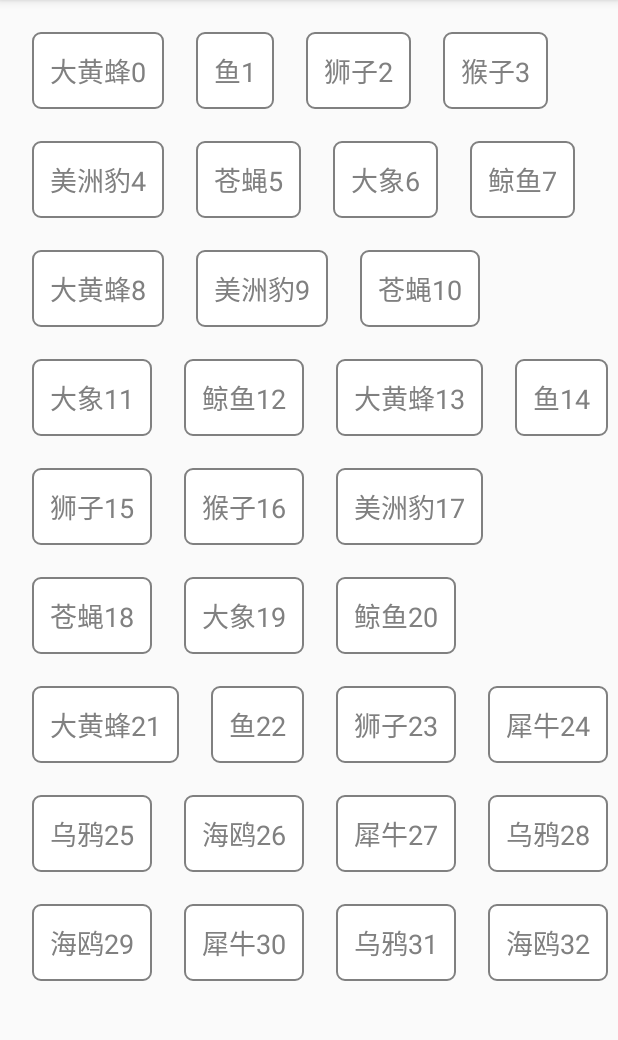
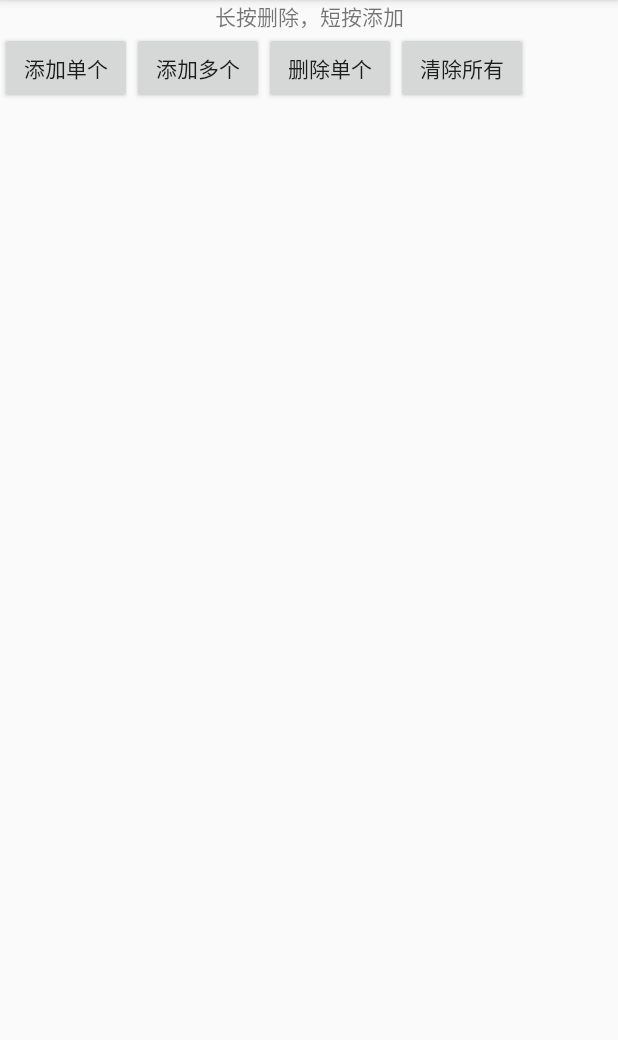
Before and after one commit to RedRackham-R/CompleteLayout, an Android app: the screen it shows after launch (MainActivity), on a phone screen of 412 x 824 dp, the part 84-1124 px from its top. Run offline under Robolectric (Android 15) with nearby library versions, the phone set to English and light mode, and no system bars.

Commit message:
修复：1.修复删除多个会错乱  2.修复高度能跟随子View去改变，而不是直接充满屏幕  新增：1.新增子View添加和删除的动画效果  2.现在所有的数据相关的操作全部都用CompleteAdapter来执行  3.添加新增和删除的动画，用户现在可以用LayoutTransition去自定义动画，默认动画请参照demo的TransationAnimManager     未完成：1.与scrollview的冲突问题     Future:  1.item需要添加选中和未选中的功能 可以选中删除   2.可以长按移动放置切换item位置，3.可以多个completelayout联动

```diff
--- a/app/src/main/java/com/lxy/completelayoutdemp/MainActivity.java
+++ b/app/src/main/java/com/lxy/completelayoutdemp/MainActivity.java
@@ -1,24 +1,37 @@
 package com.lxy.completelayoutdemp;
 
+import android.animation.LayoutTransition;
+import android.support.v4.content.ContextCompat;
 import android.support.v7.app.AppCompatActivity;
 import android.os.Bundle;
+import android.util.Log;
+import android.view.View;
 import android.widget.AdapterView;
 import android.widget.TextView;
 import android.widget.Toast;
 
-public class MainActivity extends AppCompatActivity {
+import java.util.ArrayList;
+import java.util.List;
+
+public class MainActivity extends AppCompatActivity implements View.OnClickListener {
     private CompleteLayout mCompleteLayout;
     private CompleteLayoutAdapter mAdapter;
+
+
+    int addCount = 0;
+
     @Override
     protected void onCreate(Bundle savedInstanceState) {
         super.onCreate(savedInstanceState);
         setContentView(R.layout.activity_main);
         mCompleteLayout = findViewById(R.id.completeLayout);
         mCompleteLayout.setAdapter(mAdapter = new CompleteLayoutAdapter(this));
+        mCompleteLayout.setBackgroundColor(ContextCompat.getColor(this,R.color.colorAccent));
         mAdapter.setOnItemClickListener(new CompleteLayoutAdapter.CompleteLayoutItemClickListener() {
             @Override
             public void onItemClick(CompleteLayoutAdapter adapter, TextView textView, String text, int position) {
-                Toast.makeText(MainActivity.this, "点击了第"+position+"个按钮  当前按钮内容为："+text, Toast.LENGTH_SHORT).show();
+                mAdapter.setData("添加" + addCount);
+                addCount++;
             }
         });
 
@@ -26,46 +39,42 @@ public class MainActivity extends AppCompatActivity {
         mAdapter.setOnItemLongClickListner(new CompleteLayoutAdapter.CompleteLayoutItemLongClickLisnter() {
             @Override
             public void onItemLongClick(CompleteLayoutAdapter adapter, TextView textView, String text, int position) {
-                Toast.makeText(MainActivity.this, "长按第"+position+"个按钮  当前按钮内容为："+text, Toast.LENGTH_SHORT).show();
+
+                mAdapter.remove(position);
             }
         });
 
-        mAdapter.setData("大黄蜂");
-        mAdapter.setData("鱼");
-        mAdapter.setData("狮子");
-        mAdapter.setData("猴子");
-        mAdapter.setData("美洲豹");
-        mAdapter.setData("苍蝇");
-        mAdapter.setData("大象");
-        mAdapter.setData("鲸鱼");
-        mAdapter.setData("大黄蜂");
-        mAdapter.setData("美洲豹");
-        mAdapter.setData("苍蝇");
-        mAdapter.setData("大象");
-        mAdapter.setData("鲸鱼");
-        mAdapter.setData("大黄蜂");
-        mAdapter.setData("鱼");
-        mAdapter.setData("狮子");
-        mAdapter.setData("猴子");
-        mAdapter.setData("美洲豹");
-        mAdapter.setData("苍蝇");
-        mAdapter.setData("大象");
-        mAdapter.setData("鲸鱼");
-        mAdapter.setData("大黄蜂");
-        mAdapter.setData("鱼");
-        mAdapter.setData("狮子");
-        mAdapter.setData("犀牛");
-        mAdapter.setData("乌鸦");
-        mAdapter.setData("海鸥");
-        mAdapter.setData("犀牛");
-        mAdapter.setData("乌鸦");
-        mAdapter.setData("海鸥");
-        mAdapter.setData("犀牛");
-        mAdapter.setData("乌鸦");
-        mAdapter.setData("海鸥");
-
-
+        findViewById(R.id.addOneBtn).setOnClickListener(this);
+        findViewById(R.id.addMultipleBtn).setOnClickListener(this);
+        findViewById(R.id.deleteOneBtn).setOnClickListener(this);
+        findViewById(R.id.deleteAll).setOnClickListener(this);
 
     }
 
+    @Override
+    public void onClick(View v) {
+        switch (v.getId()) {
+            case R.id.addOneBtn://添加一个
+                mAdapter.setData("添加单个" + addCount);
+                addCount++;
+                break;
+            case R.id.addMultipleBtn://添加多个
+                List data = new ArrayList<String>();
+                for (int i = 0; i < 5; i++) {
+                    data.add("添加多个" + addCount);
+                    addCount++;
+                }
+                mAdapter.setData(data);
+                break;
+            case R.id.deleteOneBtn://删除一个
+                if (mAdapter.getData().size() != 0)
+                mAdapter.remove(mAdapter.getData().size() - 1);//删除最后一个
+
+                break;
+            case R.id.deleteAll://删除所有
+
+                mAdapter.removeAll();
+                break;
+        }
+    }
 }
--- /dev/null
+++ b/app/src/main/java/com/lxy/completelayoutdemp/TransationAnimManager.java
@@ -0,0 +1,149 @@
+package com.lxy.completelayoutdemp;
+
+import android.animation.Animator;
+import android.animation.AnimatorListenerAdapter;
+import android.animation.LayoutTransition;
+import android.animation.ObjectAnimator;
+import android.animation.PropertyValuesHolder;
+import android.annotation.SuppressLint;
+import android.view.View;
+
+/**
+ * item添加消失的动画
+ */
+public class TransationAnimManager {
+    private long DURATION = 200;
+
+
+    private static final class Handler {
+        private static final TransationAnimManager INSTANCE = new TransationAnimManager();
+    }
+
+
+    public static TransationAnimManager getInstance() {
+        return Handler.INSTANCE;
+    }
+
+
+    private TransationAnimManager() {
+    }
+
+    public LayoutTransition creatDefualLayoutTransition() {
+        LayoutTransition transition = new LayoutTransition();
+
+        /**
+         * view 动画改变时，布局中的每个子view动画的时间间隔
+         */
+        transition.setStagger(LayoutTransition.CHANGE_APPEARING, 30);
+        transition.setStagger(LayoutTransition.CHANGE_DISAPPEARING, 30);
+
+        transition.setAnimator(LayoutTransition.APPEARING, creatDefualAppearingAnimator());//view出现
+        transition.setAnimator(LayoutTransition.DISAPPEARING, creatDefualDisappearingAnimator());//view消失
+
+
+        @SuppressLint("ObjectAnimatorBinding")
+        PropertyValuesHolder pvhLeft =
+                PropertyValuesHolder.ofInt("left", 0, 1);
+        @SuppressLint("ObjectAnimatorBinding")
+        PropertyValuesHolder pvhTop =
+                PropertyValuesHolder.ofInt("top", 0, 1);
+        @SuppressLint("ObjectAnimatorBinding")
+        PropertyValuesHolder pvhRight =
+                PropertyValuesHolder.ofInt("right", 0, 1);
+        @SuppressLint("ObjectAnimatorBinding")
+        PropertyValuesHolder pvhBottom =
+                PropertyValuesHolder.ofInt("bottom", 0, 1);
+
+        transition.setAnimator(LayoutTransition.CHANGE_APPEARING, creatDefualChangeAppearingAnimator(pvhLeft,pvhTop,pvhRight,pvhBottom));//view出现 整个布局容器
+        transition.setAnimator(LayoutTransition.CHANGE_DISAPPEARING, creatDefualChangeDisappearingAnimator(pvhLeft,pvhTop,pvhRight,pvhBottom));//view出现 整个布局容器
+        transition.setDuration(DURATION);
+        return transition;
+    }
+
+
+    /**
+     * 当view出现或者添加的时候，view出现的动画
+     *
+     * @return
+     */
+    private ObjectAnimator creatDefualAppearingAnimator() {
+
+        @SuppressLint("ObjectAnimatorBinding")
+        PropertyValuesHolder alphaPvh = PropertyValuesHolder.ofFloat("alpha",0f,0.5f, 1f);
+        @SuppressLint("ObjectAnimatorBinding")
+        PropertyValuesHolder scaleXAnim = PropertyValuesHolder.ofFloat( "scaleX", 0, 1.2f, 1);
+        @SuppressLint("ObjectAnimatorBinding")
+        PropertyValuesHolder scaleYAnim = PropertyValuesHolder.ofFloat( "scaleY", 0, 1.2f, 1);
+
+        return ObjectAnimator.ofPropertyValuesHolder(this,alphaPvh,scaleXAnim,scaleYAnim);
+
+    }
+
+    /**
+     * 当view消失或者隐藏的时候，view消失的动画
+     *
+     * @return
+     */
+    private ObjectAnimator creatDefualDisappearingAnimator() {
+
+        @SuppressLint("ObjectAnimatorBinding")
+        PropertyValuesHolder alphaPvh = PropertyValuesHolder.ofFloat("alpha",1f, 0.5f,0f);
+        @SuppressLint("ObjectAnimatorBinding")
+        PropertyValuesHolder scaleXAnim = PropertyValuesHolder.ofFloat( "scaleX", 1.2f);
+        @SuppressLint("ObjectAnimatorBinding")
+        PropertyValuesHolder scalYAnim = PropertyValuesHolder.ofFloat( "scaleY", 1.2f);
+        return ObjectAnimator.ofPropertyValuesHolder(this,alphaPvh,scaleXAnim,scalYAnim);
+    }
+
+
+    /**
+     * 当添加view导致布局容器改变的时候，整个布局容器的动画
+     *
+     * @return
+     */
+    private ObjectAnimator creatDefualChangeAppearingAnimator(PropertyValuesHolder pvhLeft,PropertyValuesHolder pvhTop,PropertyValuesHolder pvhRight,PropertyValuesHolder pvhBottom) {
+        /**
+         * view出现时，导致整个布局改变的动画
+         */
+        @SuppressLint("ObjectAnimatorBinding")
+        PropertyValuesHolder changeAppearingAnim = PropertyValuesHolder.ofFloat("alpha", 0F, 1F);
+        final ObjectAnimator changeInApp = ObjectAnimator.ofPropertyValuesHolder(
+                this, pvhLeft, pvhTop, pvhRight, pvhBottom, changeAppearingAnim).
+                setDuration(DURATION);
+        changeInApp.addListener(new AnimatorListenerAdapter() {
+            @Override
+            public void onAnimationEnd(Animator animation) {
+                View view = (View) ((ObjectAnimator) animation).getTarget();
+                view.setAlpha(1.0f);
+            }
+        });
+        return changeInApp;
+    }
+
+    /**
+     * 当删除或者隐藏view导致布局容器改变的时候，整个布局容器的动画
+     *
+     * @return
+     */
+    private ObjectAnimator creatDefualChangeDisappearingAnimator(PropertyValuesHolder pvhLeft,PropertyValuesHolder pvhTop,PropertyValuesHolder pvhRight,PropertyValuesHolder pvhBottom) {
+        /**
+         * view出现时，导致整个布局改变的动画
+         */
+        @SuppressLint("ObjectAnimatorBinding")
+        PropertyValuesHolder animator3 = PropertyValuesHolder.ofFloat("alpha", 1F, 0F);
+        final ObjectAnimator changeIn = ObjectAnimator.ofPropertyValuesHolder(
+                this, pvhLeft, pvhTop, pvhRight, pvhBottom, animator3).
+                setDuration(DURATION);
+        changeIn.addListener(new AnimatorListenerAdapter() {
+            @Override
+            public void onAnimationEnd(Animator animation) {
+                View view = (View) ((ObjectAnimator) animation).getTarget();
+                view.setAlpha(1.0f);
+            }
+        });
+
+        return changeIn;
+    }
+
+
+}
--- a/app/src/main/res/layout/activity_main.xml
+++ b/app/src/main/res/layout/activity_main.xml
@@ -4,9 +4,53 @@
     xmlns:tools="http://schemas.android.com/tools"
     android:layout_width="match_parent"
     android:layout_height="match_parent"
+    android:orientation="vertical"
     tools:context=".MainActivity">
-    <com.lxy.completelayoutdemp.CompleteLayout
-        android:id="@+id/completeLayout"
-        android:layout_width="wrap_content"
+
+
+    <TextView
+        android:gravity="center"
+        android:text="长按删除，短按添加"
+        android:layout_width="match_parent"
         android:layout_height="wrap_content" />
+
+    <LinearLayout
+        android:layout_width="match_parent"
+        android:layout_height="wrap_content">
+        <Button
+            android:id="@+id/addOneBtn"
+            android:text="添加单个"
+            android:layout_width="wrap_content"
+            android:layout_height="wrap_content" />
+        <Button
+            android:id="@+id/addMultipleBtn"
+            android:text="添加多个"
+            android:layout_width="wrap_content"
+            android:layout_height="wrap_content" />
+        <Button
+            android:id="@+id/deleteOneBtn"
+            android:text="删除单个"
+            android:layout_width="wrap_content"
+            android:layout_height="wrap_content" />
+        <Button
+            android:id="@+id/deleteAll"
+            android:text="清除所有"
+            android:layout_width="wrap_content"
+            android:layout_height="wrap_content" />
+
+    </LinearLayout>
+    <LinearLayout
+        android:orientation="vertical"
+        android:layout_width="match_parent"
+        android:layout_height="wrap_content">
+        <com.lxy.completelayoutdemp.CompleteLayout
+            android:animateLayoutChanges="true"
+            android:id="@+id/completeLayout"
+            android:layout_width="wrap_content"
+            android:layout_height="wrap_content" />
+    </LinearLayout>
+
+
+
+
 </LinearLayout>
```
Also changed, not shown: app/src/main/java/com/lxy/completelayoutdemp/CompleteLayout.java (+170 -22 lines), app/src/main/java/com/lxy/completelayoutdemp/CompleteLayoutAdapter.java (+28 -16 lines).
